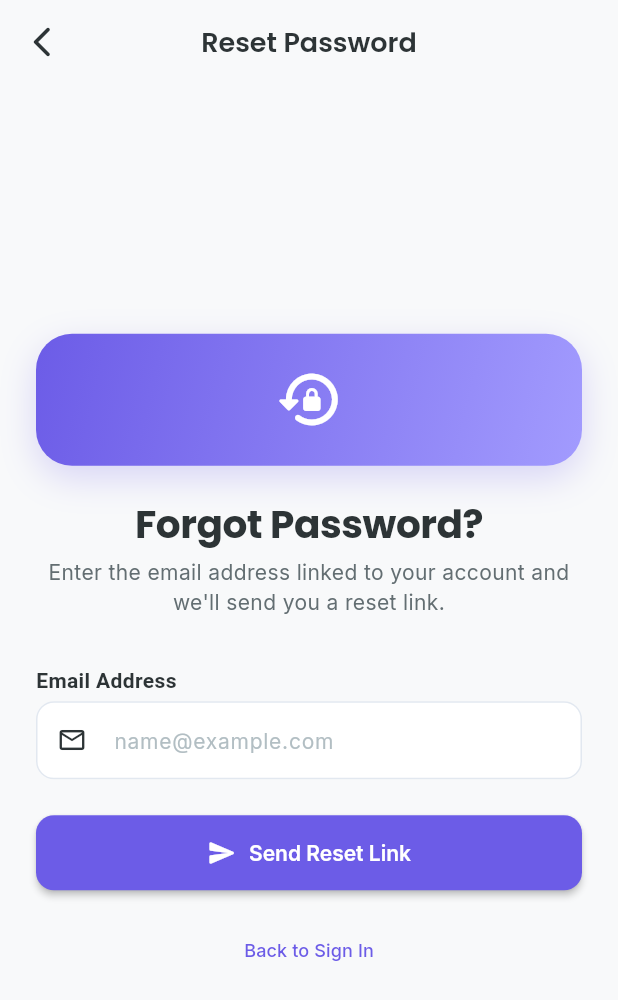
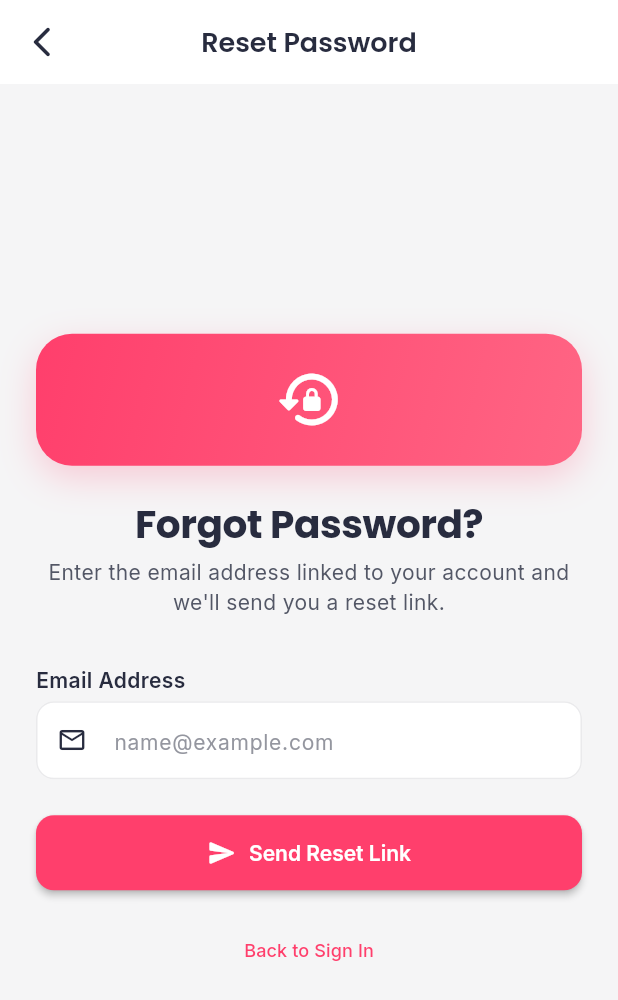
Before and after one commit to prabhunath111/ecommerce_app, a Flutter app: the screen it shows after launch, after a tap on "Forgot Password?", on a phone screen of 412 x 824 dp. Shown: the top 1000 px of the screen. Run offline on Flutter 3.47's test engine with Material 3 defaults, Android fonts, the phone set to English and light mode, and no system bars; our stand-ins replace cached_network_image, dartz, dio, equatable, flutter_secure_storage, get and 3 more; missing offline and left inert: razorpay_flutter; accounts and stored records are empty; network calls fail.

Commit message:
theme changed

```diff
--- a/lib/core/theme/app_colors.dart
+++ b/lib/core/theme/app_colors.dart
@@ -1,48 +1,49 @@
 import 'package:flutter/material.dart';
 
+/// Myntra-inspired vibrant theme colors for high contrast across Light & Dark mode
 class AppColors {
   AppColors._();
 
-  // Primary Brand Colors (Modern Indigo / Royal Violet)
-  static const Color primary = Color(0xFF6C5CE7);
-  static const Color primaryDark = Color(0xFF5344CA);
-  static const Color primaryLight = Color(0xFFA29BFE);
+  // Primary Brand Colors (Signature Myntra Pink / Magenta)
+  static const Color primary = Color(0xFFFF3F6C);
+  static const Color primaryDark = Color(0xFFE02D5A);
+  static const Color primaryLight = Color(0xFFFF6584);
 
-  // Secondary Accent (Teal / Cyan)
-  static const Color secondary = Color(0xFF00CEC9);
-  static const Color secondaryDark = Color(0xFF00A896);
-  static const Color secondaryLight = Color(0xFF81ECEC);
+  // Secondary Accent (Warm Coral / Rose Accent)
+  static const Color secondary = Color(0xFFFF527B);
+  static const Color secondaryDark = Color(0xFFE03E65);
+  static const Color secondaryLight = Color(0xFFFFA882);
 
-  // Vibrant Accents
-  static const Color accent = Color(0xFFFD79A8);
-  static const Color orange = Color(0xFFFAB1A0);
-  static const Color amber = Color(0xFFFFBE76);
+  // Vibrant Accents & Badges
+  static const Color accent = Color(0xFFFF905A);
+  static const Color orange = Color(0xFFFF7A00);
+  static const Color amber = Color(0xFFFFB400);
 
   // Status & Feedback
-  static const Color success = Color(0xFF00B894);
-  static const Color error = Color(0xFFFF5252);
-  static const Color warning = Color(0xFFFDCB6E);
-  static const Color info = Color(0xFF0984E3);
+  static const Color success = Color(0xFF03A685);
+  static const Color error = Color(0xFFE53935);
+  static const Color warning = Color(0xFFFF9800);
+  static const Color info = Color(0xFF2196F3);
 
-  // Light Theme Neutrals
-  static const Color lightBackground = Color(0xFFF8F9FA);
+  // Light Theme Neutrals (Clean Myntra Palette)
+  static const Color lightBackground = Color(0xFFF5F5F6);
   static const Color lightSurface = Color(0xFFFFFFFF);
   static const Color lightCard = Color(0xFFFFFFFF);
-  static const Color lightTextPrimary = Color(0xFF2D3436);
-  static const Color lightTextSecondary = Color(0xFF636E72);
-  static const Color lightTextTertiary = Color(0xFFB2BEC3);
-  static const Color lightBorder = Color(0xFFE2E8F0);
-  static const Color lightDivider = Color(0xFFEDF2F7);
+  static const Color lightTextPrimary = Color(0xFF282C3F);
+  static const Color lightTextSecondary = Color(0xFF535766);
+  static const Color lightTextTertiary = Color(0xFF94969F);
+  static const Color lightBorder = Color(0xFFEAEAEC);
+  static const Color lightDivider = Color(0xFFEAEAEC);
 
-  // Dark Theme Neutrals
-  static const Color darkBackground = Color(0xFF0F1115);
-  static const Color darkSurface = Color(0xFF181A20);
-  static const Color darkCard = Color(0xFF22252D);
+  // Dark Theme Neutrals (High-Contrast Modern Dark Palette)
+  static const Color darkBackground = Color(0xFF121212);
+  static const Color darkSurface = Color(0xFF1E2029);
+  static const Color darkCard = Color(0xFF252834);
   static const Color darkTextPrimary = Color(0xFFF5F6FA);
-  static const Color darkTextSecondary = Color(0xFFA4B0BE);
-  static const Color darkTextTertiary = Color(0xFF718093);
-  static const Color darkBorder = Color(0xFF2E333D);
-  static const Color darkDivider = Color(0xFF222630);
+  static const Color darkTextSecondary = Color(0xFFA0A6B5);
+  static const Color darkTextTertiary = Color(0xFF6C7280);
+  static const Color darkBorder = Color(0xFF2E3240);
+  static const Color darkDivider = Color(0xFF282B37);
 
   // Shimmer
   static const Color shimmerBaseLight = Color(0xFFE0E0E0);
--- a/lib/core/theme/app_theme.dart
+++ b/lib/core/theme/app_theme.dart
@@ -14,7 +14,7 @@ class AppTheme {
       surface: AppColors.lightSurface,
       error: AppColors.error,
       onPrimary: Colors.white,
-      onSecondary: Colors.black,
+      onSecondary: Colors.white,
       onSurface: AppColors.lightTextPrimary,
       onError: Colors.white,
     );
@@ -25,7 +25,7 @@ class AppTheme {
       colorScheme: colorScheme,
       scaffoldBackgroundColor: AppColors.lightBackground,
       appBarTheme: AppBarTheme(
-        backgroundColor: AppColors.lightBackground,
+        backgroundColor: AppColors.lightSurface,
         foregroundColor: AppColors.lightTextPrimary,
         elevation: 0,
         centerTitle: true,
@@ -33,10 +33,23 @@ class AppTheme {
         systemOverlayStyle: SystemUiOverlayStyle.dark,
         iconTheme: const IconThemeData(color: AppColors.lightTextPrimary),
       ),
+      textTheme: TextTheme(
+        displayLarge: AppTextStyles.displayLarge.copyWith(color: AppColors.lightTextPrimary),
+        displayMedium: AppTextStyles.displayMedium.copyWith(color: AppColors.lightTextPrimary),
+        titleLarge: AppTextStyles.titleLarge.copyWith(color: AppColors.lightTextPrimary),
+        titleMedium: AppTextStyles.titleMedium.copyWith(color: AppColors.lightTextPrimary),
+        titleSmall: AppTextStyles.titleSmall.copyWith(color: AppColors.lightTextPrimary),
+        bodyLarge: AppTextStyles.bodyLarge.copyWith(color: AppColors.lightTextPrimary),
+        bodyMedium: AppTextStyles.bodyMedium.copyWith(color: AppColors.lightTextPrimary),
+        bodySmall: AppTextStyles.bodySmall.copyWith(color: AppColors.lightTextSecondary),
+        labelLarge: AppTextStyles.labelLarge.copyWith(color: AppColors.lightTextPrimary),
+        labelMedium: AppTextStyles.labelMedium.copyWith(color: AppColors.lightTextSecondary),
+        labelSmall: AppTextStyles.labelSmall.copyWith(color: AppColors.lightTextTertiary),
+      ),
       cardTheme: CardThemeData(
         color: AppColors.lightCard,
         elevation: 2,
-        shadowColor: Colors.black.withAlpha(15),
+        shadowColor: Colors.black.withAlpha(12),
         shape: RoundedRectangleBorder(
           borderRadius: BorderRadius.circular(AppSpacing.radiusM),
           side: const BorderSide(color: AppColors.lightBorder, width: 0.8),
@@ -112,12 +125,12 @@ class AppTheme {
 
   static ThemeData get darkTheme {
     final colorScheme = const ColorScheme.dark(
-      primary: AppColors.primaryLight,
+      primary: AppColors.primary,
       secondary: AppColors.secondary,
       surface: AppColors.darkSurface,
       error: AppColors.error,
-      onPrimary: Colors.black,
-      onSecondary: Colors.black,
+      onPrimary: Colors.white,
+      onSecondary: Colors.white,
       onSurface: AppColors.darkTextPrimary,
       onError: Colors.white,
     );
@@ -135,6 +148,19 @@ class AppTheme {
         titleTextStyle: AppTextStyles.titleMedium.copyWith(color: AppColors.darkTextPrimary),
         systemOverlayStyle: SystemUiOverlayStyle.light,
         iconTheme: const IconThemeData(color: AppColors.darkTextPrimary),
+      ),
+      textTheme: TextTheme(
+        displayLarge: AppTextStyles.displayLarge.copyWith(color: AppColors.darkTextPrimary),
+        displayMedium: AppTextStyles.displayMedium.copyWith(color: AppColors.darkTextPrimary),
+        titleLarge: AppTextStyles.titleLarge.copyWith(color: AppColors.darkTextPrimary),
+        titleMedium: AppTextStyles.titleMedium.copyWith(color: AppColors.darkTextPrimary),
+        titleSmall: AppTextStyles.titleSmall.copyWith(color: AppColors.darkTextPrimary),
+        bodyLarge: AppTextStyles.bodyLarge.copyWith(color: AppColors.darkTextPrimary),
+        bodyMedium: AppTextStyles.bodyMedium.copyWith(color: AppColors.darkTextPrimary),
+        bodySmall: AppTextStyles.bodySmall.copyWith(color: AppColors.darkTextSecondary),
+        labelLarge: AppTextStyles.labelLarge.copyWith(color: AppColors.darkTextPrimary),
+        labelMedium: AppTextStyles.labelMedium.copyWith(color: AppColors.darkTextSecondary),
+        labelSmall: AppTextStyles.labelSmall.copyWith(color: AppColors.darkTextTertiary),
       ),
       cardTheme: CardThemeData(
         color: AppColors.darkCard,
@@ -183,7 +209,7 @@ class AppTheme {
         ),
         focusedBorder: OutlineInputBorder(
           borderRadius: BorderRadius.circular(AppSpacing.radiusM),
-          borderSide: const BorderSide(color: AppColors.primaryLight, width: 1.8),
+          borderSide: const BorderSide(color: AppColors.primary, width: 1.8),
         ),
         errorBorder: OutlineInputBorder(
           borderRadius: BorderRadius.circular(AppSpacing.radiusM),
--- a/lib/core/widgets/price_tag.dart
+++ b/lib/core/widgets/price_tag.dart
@@ -19,6 +19,8 @@ class PriceTag extends StatelessWidget {
 
   @override
   Widget build(BuildContext context) {
+    final theme = Theme.of(context);
+    final isDark = theme.brightness == Brightness.dark;
     final currency = showCurrency ? AppConstants.currencySymbol : '';
     final hasDiscount = originalPrice != null && originalPrice! > price;
 
@@ -40,7 +42,7 @@ class PriceTag extends StatelessWidget {
               '$currency${originalPrice!.toStringAsFixed(2)}',
               style: AppTextStyles.bodySmall.copyWith(
                 decoration: TextDecoration.lineThrough,
-                color: AppColors.lightTextTertiary,
+                color: isDark ? AppColors.darkTextTertiary : AppColors.lightTextTertiary,
               ),
             ),
           ],
--- a/lib/features/auth/presentation/screens/forgot_password_screen.dart
+++ b/lib/features/auth/presentation/screens/forgot_password_screen.dart
@@ -60,6 +60,9 @@ class _ForgotPasswordScreenState extends State<ForgotPasswordScreen>
 
   @override
   Widget build(BuildContext context) {
+    final theme = Theme.of(context);
+    final isDark = theme.brightness == Brightness.dark;
+
     return Scaffold(
       appBar: AppBar(
         leading: IconButton(
@@ -75,7 +78,7 @@ class _ForgotPasswordScreenState extends State<ForgotPasswordScreen>
             padding: const EdgeInsets.symmetric(horizontal: AppSpacing.xl),
             child: FadeTransition(
               opacity: _fadeAnim,
-              child: _emailSent ? _buildSuccessState() : _buildFormState(),
+              child: _emailSent ? _buildSuccessState(isDark) : _buildFormState(isDark),
             ),
           ),
         ),
@@ -84,7 +87,7 @@ class _ForgotPasswordScreenState extends State<ForgotPasswordScreen>
   }
 
   /// The form state – user enters their email address.
-  Widget _buildFormState() {
+  Widget _buildFormState(bool isDark) {
     return Form(
       key: _formKey,
       child: Column(
@@ -130,7 +133,7 @@ class _ForgotPasswordScreenState extends State<ForgotPasswordScreen>
           Text(
             'Enter the email address linked to your account and we\'ll send you a reset link.',
             style: AppTextStyles.bodyMedium.copyWith(
-              color: AppColors.lightTextSecondary,
+              color: isDark ? AppColors.darkTextSecondary : AppColors.lightTextSecondary,
             ),
             textAlign: TextAlign.center,
           ),
@@ -182,7 +185,7 @@ class _ForgotPasswordScreenState extends State<ForgotPasswordScreen>
   }
 
   /// The success state shown after the email is dispatched.
-  Widget _buildSuccessState() {
+  Widget _buildSuccessState(bool isDark) {
     return Column(
       mainAxisAlignment: MainAxisAlignment.center,
       crossAxisAlignment: CrossAxisAlignment.stretch,
@@ -228,7 +231,7 @@ class _ForgotPasswordScreenState extends State<ForgotPasswordScreen>
         Text(
           'We\'ve sent a password reset link to\n${_emailController.text.trim()}',
           style: AppTextStyles.bodyMedium.copyWith(
-            color: AppColors.lightTextSecondary,
+            color: isDark ? AppColors.darkTextSecondary : AppColors.lightTextSecondary,
           ),
           textAlign: TextAlign.center,
         ),
--- a/lib/features/auth/presentation/screens/sign_in_screen.dart
+++ b/lib/features/auth/presentation/screens/sign_in_screen.dart
@@ -44,6 +44,9 @@ class _SignInScreenState extends State<SignInScreen> {
 
   @override
   Widget build(BuildContext context) {
+    final theme = Theme.of(context);
+    final isDark = theme.brightness == Brightness.dark;
+
     return Scaffold(
       body: SafeArea(
         child: Center(
@@ -87,7 +90,9 @@ class _SignInScreenState extends State<SignInScreen> {
                   const SizedBox(height: AppSpacing.xs),
                   Text(
                     'Sign in to access your curated shopping feed',
-                    style: AppTextStyles.bodyMedium.copyWith(color: AppColors.lightTextSecondary),
+                    style: AppTextStyles.bodyMedium.copyWith(
+                      color: isDark ? AppColors.darkTextSecondary : AppColors.lightTextSecondary,
+                    ),
                     textAlign: TextAlign.center,
                   ),
                   const SizedBox(height: AppSpacing.xxl),
@@ -206,7 +211,9 @@ class _SignInScreenState extends State<SignInScreen> {
                     children: [
                       Text(
                         "Don't have an account? ",
-                        style: AppTextStyles.bodyMedium.copyWith(color: AppColors.lightTextSecondary),
+                        style: AppTextStyles.bodyMedium.copyWith(
+                          color: isDark ? AppColors.darkTextSecondary : AppColors.lightTextSecondary,
+                        ),
                       ),
                       GestureDetector(
                         onTap: () => context.go(AppRoutes.signUp),
--- a/lib/features/splash/presentation/screens/splash_screen.dart
+++ b/lib/features/splash/presentation/screens/splash_screen.dart
@@ -75,7 +75,7 @@ class _SplashScreenState extends State<SplashScreen>
           gradient: LinearGradient(
             begin: Alignment.topLeft,
             end: Alignment.bottomRight,
-            colors: [Color(0xFF6C5CE7), Color(0xFF5344CA), Color(0xFF1E1E2E)],
+            colors: [Color(0xFFFF3F6C), Color(0xFFE02D5A), Color(0xFF1E121B)],
           ),
         ),
         child: SafeArea(
```
Also changed, not shown: lib/core/widgets/empty_state_widget.dart (+6 -1 lines), lib/core/widgets/rating_bar.dart (+6 -1 lines), lib/features/auth/presentation/screens/sign_up_screen.dart (+9 -2 lines), lib/features/cart/presentation/screens/cart_screen.dart (+7 -1 lines), lib/features/checkout/presentation/screens/checkout_screen.dart (+16 -7 lines), lib/features/products/presentation/widgets/banner_carousel.dart (+15 -11 lines).
